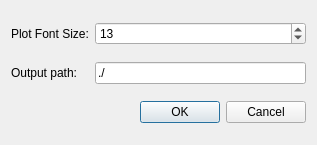
Before: the Qt Designer form src/interface/ui/preferences.ui in FXIhub/hummingbird, drawn with Qt 5.
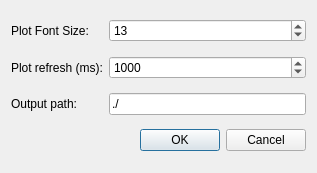
After: the same form once the commit is applied.

Commit message:
Add a plot refresh setting.
Fixes #132

What changed in the file:
```diff
--- a/src/interface/ui/preferences.ui
+++ b/src/interface/ui/preferences.ui
@@ -7,28 +7,21 @@
     <x>0</x>
     <y>0</y>
     <width>317</width>
-    <height>145</height>
+    <height>173</height>
    </rect>
   </property>
   <property name="windowTitle">
    <string>Dialog</string>
   </property>
   <layout class="QGridLayout" name="gridLayout">
-   <item row="0" column="0">
-    <widget class="QLabel" name="label_2">
-     <property name="text">
-      <string>Plot Font Size:</string>
+   <item row="0" column="1">
+    <widget class="QSpinBox" name="fontSize">
+     <property name="value">
+      <number>13</number>
      </property>
     </widget>
    </item>
-   <item row="1" column="0">
-    <widget class="QLabel" name="label">
-     <property name="text">
-      <string>Output path:</string>
-     </property>
-    </widget>
-   </item>
-   <item row="1" column="1">
+   <item row="2" column="1">
     <widget class="QLineEdit" name="outputPath">
      <property name="sizePolicy">
       <sizepolicy hsizetype="MinimumExpanding" vsizetype="Fixed">
@@ -41,7 +34,7 @@
      </property>
     </widget>
    </item>
-   <item row="2" column="0" colspan="2">
+   <item row="5" column="0" colspan="2">
     <widget class="QDialogButtonBox" name="buttonBox">
      <property name="orientation">
       <enum>Qt::Horizontal</enum>
@@ -51,10 +44,37 @@
      </property>
     </widget>
    </item>
-   <item row="0" column="1">
-    <widget class="QSpinBox" name="fontSize">
+   <item row="0" column="0">
+    <widget class="QLabel" name="label_2">
+     <property name="text">
+      <string>Plot Font Size:</string>
+     </property>
+    </widget>
+   </item>
+   <item row="2" column="0">
+    <widget class="QLabel" name="label">
+     <property name="text">
+      <string>Output path:</string>
+     </property>
+    </widget>
+   </item>
+   <item row="1" column="0">
+    <widget class="QLabel" name="label_3">
+     <property name="text">
+      <string>Plot refresh (ms):</string>
+     </property>
+    </widget>
+   </item>
+   <item row="1" column="1">
+    <widget class="QSpinBox" name="plotRefresh">
+     <property name="maximum">
+      <number>100000</number>
+     </property>
+     <property name="singleStep">
+      <number>100</number>
+     </property>
      <property name="value">
-      <number>13</number>
+      <number>1000</number>
      </property>
     </widget>
    </item>
```
The commit also changes 2 other files.
